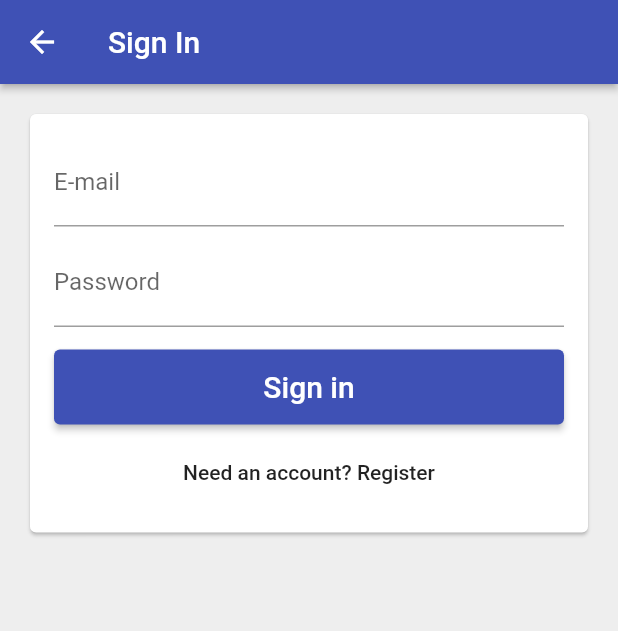
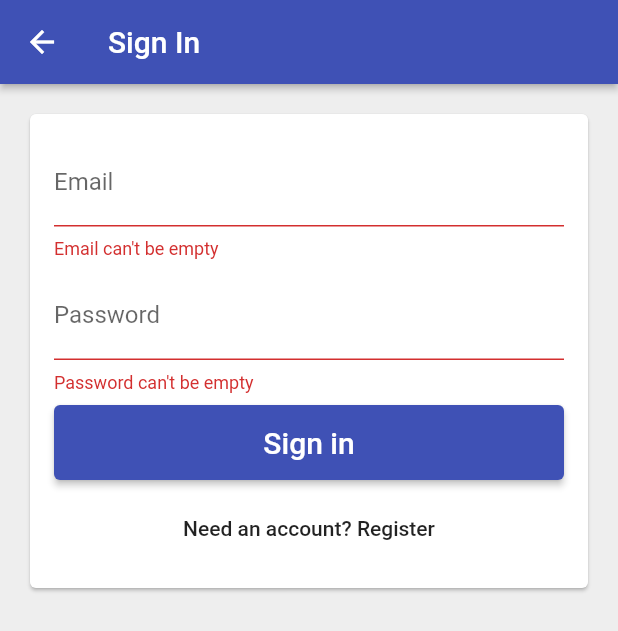
Before and after one commit to brunosilva2000/welldonatedproject, a Flutter app: the EmailSignInPage screen opened directly with empty values, after a tap on "Sign in", on a phone screen of 412 x 824 dp. Shown: the top 631 px of the screen. Run offline on Flutter 3.47's test engine with Material 2 defaults, Android fonts, the phone set to English and light mode, and no system bars; our stand-ins replace cloud_firestore, firebase_auth, firebase_core; missing offline and left inert: auth; accounts and stored records are empty; network calls fail.

Commit message:
Finalizado de acordo com o capitulo 11.

```diff
--- a/lib/app/sign_in/email_sign_in_form.dart
+++ b/lib/app/sign_in/email_sign_in_form.dart
@@ -1,10 +1,12 @@
+import 'package:firebase_auth/firebase_auth.dart';
 import 'package:flutter/material.dart';
+import 'package:welldonatedproject/app/sign_in/validators.dart';
 import 'package:welldonatedproject/common_widgets/form_submit_button.dart';
 import 'package:welldonatedproject/services/auth.dart';
 
 enum EmailSignInFormType { signIn, register }
 
-class EmailSignInForm extends StatefulWidget {
+class EmailSignInForm extends StatefulWidget with EmailAndPasswordValidators {
   EmailSignInForm({required this.auth});
   final AuthBase auth;
 
@@ -13,15 +15,22 @@ class EmailSignInForm extends StatefulWidget {
 }
 
 class _EmailSignInFormState extends State<EmailSignInForm> {
-
   final TextEditingController _emailController = TextEditingController();
   final TextEditingController _passwordController = TextEditingController();
+  final FocusNode _emailFocusNode = FocusNode();
+  final FocusNode _passwordFocusNode = FocusNode();
 
   String get _email => _emailController.text;
   String get _password => _passwordController.text;
   EmailSignInFormType _formType = EmailSignInFormType.signIn;
+  bool _submitted = false;
+  bool _isLoading = false;
 
   void _submit() async {
+    setState(() {
+      _submitted = true;
+      _isLoading = true;
+    });
     try {
       if (_formType == EmailSignInFormType.signIn) {
         await widget.auth.signInWithEmailAndPassword(_email, _password);
@@ -31,50 +40,94 @@ class _EmailSignInFormState extends State<EmailSignInForm> {
       Navigator.of(context).pop();
     } catch (e) {
       print(e.toString());
+    } finally {
+      setState(() {
+        _isLoading = false;
+      });
     }
+  }
+
+  void _emailEditingComplete() {
+    final newFocus = widget.emailValidator.isValid(_email)
+        ? _passwordFocusNode
+        : _emailFocusNode;
+    FocusScope.of(context).requestFocus(newFocus);
   }
 
   void _toggleFormType() {
     setState(() {
-      _formType = _formType == EmailSignInFormType.signIn ?
-      EmailSignInFormType.register : EmailSignInFormType.signIn;
+      _submitted = false;
+      _formType = _formType == EmailSignInFormType.signIn
+          ? EmailSignInFormType.register
+          : EmailSignInFormType.signIn;
     });
     _emailController.clear();
     _passwordController.clear();
   }
 
   List<Widget> _buildChildren() {
-    final primaryText = _formType == EmailSignInFormType.signIn ?
-        'Sign in' : 'Create an account';
-    final secondaryText = _formType == EmailSignInFormType.signIn ?
-    'Need an account? Register' : 'Have an account? Sign in';
+    final primaryText = _formType == EmailSignInFormType.signIn
+        ? 'Sign in'
+        : 'Create an account';
+    final secondaryText = _formType == EmailSignInFormType.signIn
+        ? 'Need an account? Register'
+        : 'Have an account? Sign in';
+
+    bool submitEnabled = widget.emailValidator.isValid(_email) &&
+        widget.passwordValidator.isValid(_password) &&
+        !_isLoading;
 
     return [
-      TextField(
-        controller: _emailController,
-        decoration: InputDecoration(
-          labelText: 'E-mail',
-        ),
-      ),
+      _buildEmailTextField(),
       SizedBox(height: 8.0),
-      TextField(
-        controller: _passwordController,
-        decoration: InputDecoration(
-          labelText: 'Password',
-        ),
-        obscureText: true,
-      ),
-      SizedBox(height: 15.0),
+      _buildPasswordTextField(),
+      SizedBox(height: 8.0),
       FormSubmitButton(
-          text: primaryText,
-          onPressed: _submit,
+        text: primaryText,
+        onPressed: _submit,
       ),
       SizedBox(height: 8.0),
       FlatButton(
-          onPressed: (_toggleFormType) ,
-          child: Text(secondaryText),
-      )
+        child: Text(secondaryText),
+        onPressed: !_isLoading ? _toggleFormType : null,
+      ),
     ];
+  }
+
+  TextField _buildPasswordTextField() {
+    bool showErrorText =
+        _submitted && !widget.passwordValidator.isValid(_password);
+    return TextField(
+      controller: _passwordController,
+      focusNode: _passwordFocusNode,
+      decoration: InputDecoration(
+        labelText: 'Password',
+        errorText: showErrorText ? widget.invalidPasswordErrorText : null,
+        enabled: _isLoading == false,
+      ),
+      obscureText: true,
+      textInputAction: TextInputAction.done,
+      onChanged: (password) => _updateState(),
+      onEditingComplete: _submit,
+    );
+  }
+
+  TextField _buildEmailTextField() {
+    bool showErrorText = _submitted && !widget.emailValidator.isValid(_email);
+    return TextField(
+      controller: _emailController,
+      focusNode: _emailFocusNode,
+      decoration: InputDecoration(
+        labelText: 'Email',
+        errorText: showErrorText ? widget.invalidEmailErrorText : null,
+        enabled: _isLoading == false,
+      ),
+      autocorrect: false,
+      keyboardType: TextInputType.emailAddress,
+      textInputAction: TextInputAction.next,
+      onChanged: (email) => _updateState(),
+      onEditingComplete: _emailEditingComplete,
+    );
   }
 
   @override
@@ -82,10 +135,14 @@ class _EmailSignInFormState extends State<EmailSignInForm> {
     return Padding(
       padding: const EdgeInsets.all(16.0),
       child: Column(
+        crossAxisAlignment: CrossAxisAlignment.stretch,
         mainAxisSize: MainAxisSize.min,
-        crossAxisAlignment: CrossAxisAlignment.stretch,
         children: _buildChildren(),
       ),
     );
   }
+
+  void _updateState() {
+    setState(() {});
+  }
 }
--- a/lib/app/sign_in/email_sign_in_page.dart
+++ b/lib/app/sign_in/email_sign_in_page.dart
@@ -1,3 +1,4 @@
+import 'package:firebase_auth/firebase_auth.dart';
 import 'package:flutter/material.dart';
 import 'package:welldonatedproject/app/sign_in/email_sign_in_form.dart';
 import 'package:welldonatedproject/services/auth.dart';
@@ -13,10 +14,12 @@ class EmailSignInPage extends StatelessWidget {
         title: Text('Sign In'),
         elevation: 2.0,
       ),
-      body: Padding(
-        padding: const EdgeInsets.all(16.0),
-        child: Card(
+      body: SingleChildScrollView(
+        child: Padding(
+          padding: const EdgeInsets.all(16.0),
+          child: Card(
             child: EmailSignInForm(auth: auth),
+          ),
         ),
       ),
       backgroundColor: Colors.grey[200],
--- a/lib/app/sign_in/sign_in_page.dart
+++ b/lib/app/sign_in/sign_in_page.dart
@@ -12,8 +12,8 @@ class SignInPage extends StatelessWidget {
 
   Future<void> _signInAnonymously(BuildContext context) async {
     try {
-      final userCredentials = await FirebaseAuth.instance.signInAnonymously();
-      onSignIn(userCredentials.user);
+      final user = await auth.signInAnonymously();
+      onSignIn(user);
     } catch (e) {
       print(e.toString());
     }
--- /dev/null
+++ b/lib/app/sign_in/validators.dart
@@ -0,0 +1,17 @@
+abstract class StringValidator {
+  bool isValid(String value);
+}
+
+class NonEmptyStringValidator implements StringValidator {
+  @override
+  bool isValid(String value) {
+    return value.isNotEmpty;
+  }
+}
+
+class EmailAndPasswordValidators {
+  final StringValidator emailValidator = NonEmptyStringValidator();
+  final StringValidator passwordValidator = NonEmptyStringValidator();
+  final String invalidEmailErrorText = 'Email can\'t be empty';
+  final String invalidPasswordErrorText = 'Password can\'t be empty';
+}
--- a/lib/main.dart
+++ b/lib/main.dart
@@ -1,5 +1,6 @@
 import 'package:flutter/material.dart';
 import 'package:welldonatedproject/app/landing_page.dart';
+import 'package:welldonatedproject/services/auth.dart';
 import 'firebase_options.dart';
 import 'package:firebase_core/firebase_core.dart';
 
@@ -19,7 +20,9 @@ class MyApp extends StatelessWidget {
       theme: ThemeData(
         primarySwatch: Colors.indigo,
       ),
-      home: LandingPage(),
+      home: LandingPage(
+        auth: Auth(),
+      ),
     );
   }
 }
```
Also changed, not shown: lib/app/HomePage.dart (added, +38 -0 lines), lib/app/landing_page.dart (+21 -7 lines).
